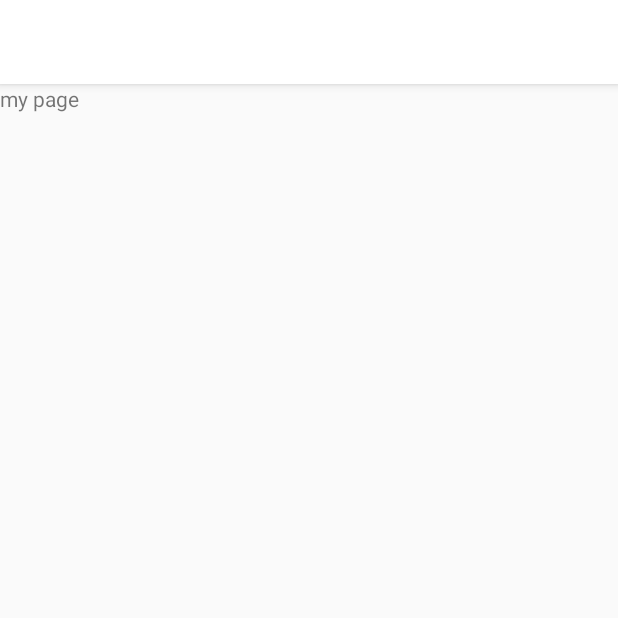
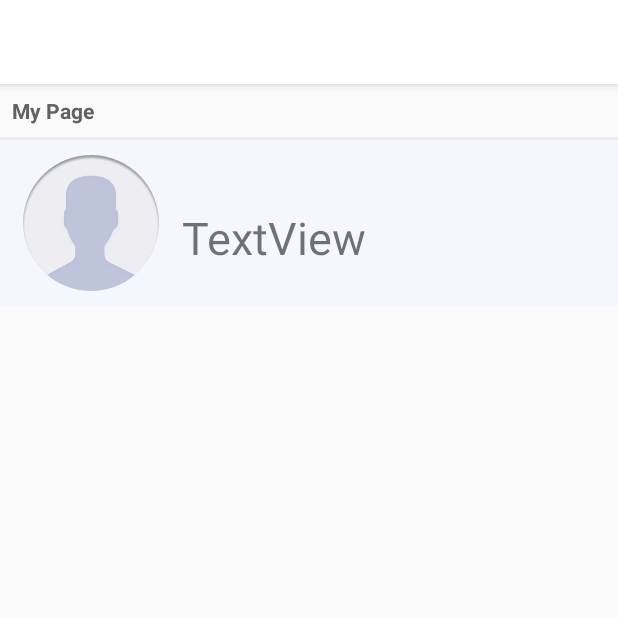
Before and after one commit to JeonHyungJin/K-Hack, an Android app: the fragment MypageFragment shown on its own in the app's theme, on a phone screen of 412 x 824 dp, the top half of it. Run offline under Robolectric (Android 15) with nearby library versions, the light colour scheme and no system bars; our stand-ins replace Firebase (no records; nobody signed in at launch, a user with empty details on screens opened directly); 1 statement that could not run was skipped.

Commit message:
My page E-mail add

```diff
--- a/app/src/main/java/com/example/qpdjg/all_for/Activity/LoginActivity.java
+++ b/app/src/main/java/com/example/qpdjg/all_for/Activity/LoginActivity.java
@@ -48,7 +48,7 @@ public class LoginActivity extends AppCompatActivity implements View.OnClickList
             //이미 로그인 되었다면 이 액티비티를 종료함
             finish();
             //그리고 profile 액티비티를 연다.
-            startActivity(new Intent(getApplicationContext(), ProfileActivity.class)); //추가해 줄 ProfileActivity
+            startActivity(new Intent(getApplicationContext(), MainActivity.class)); //추가해 줄 ProfileActivity
         }
 
         //log-in 객체 생성
@@ -95,7 +95,7 @@ public class LoginActivity extends AppCompatActivity implements View.OnClickList
                         progressDialog.dismiss();
                         if(task.isSuccessful()) {
                             finish();
-                            startActivity(new Intent(getApplicationContext(), ProfileActivity.class));
+                            startActivity(new Intent(getApplicationContext(), MainActivity.class));
                         } else {
                             Toast.makeText(getApplicationContext(), R.string.fail_login, Toast.LENGTH_LONG).show();
                             textviewMessage.setText(R.string.why_fail);
--- a/app/src/main/java/com/example/qpdjg/all_for/Activity/SignUpActivity.java
+++ b/app/src/main/java/com/example/qpdjg/all_for/Activity/SignUpActivity.java
@@ -13,7 +13,7 @@ import android.widget.TextView;
 import android.widget.Toast;
 
 import com.example.qpdjg.all_for.R;
-import com.example.qpdjg.all_for.Util.sendData;
+import com.example.qpdjg.all_for.Util.Profile_data;
 import com.google.android.gms.tasks.OnCompleteListener;
 import com.google.android.gms.tasks.Task;
 import com.google.firebase.auth.AuthResult;
@@ -91,11 +91,11 @@ public class SignUpActivity extends AppCompatActivity implements View.OnClickLis
         //        mReference.child("message").push().setValue("2");
         mReference = mDatabase.getReference("UserProfile");
         if(!TextUtils.isEmpty(tokenID)) {
-            sendData SendData = new sendData();
-            SendData.firebaseKey = tokenID;
-            SendData.UserName = editTextName.getText().toString().trim();
-            SendData.Point = 0;
-            mReference.child(tokenID).setValue(SendData);
+            Profile_data profile_data = new Profile_data();
+            profile_data.firebaseKey = tokenID;
+            profile_data.UserName = editTextName.getText().toString().trim();
+            profile_data.Point = 0;
+            mReference.child(tokenID).setValue(profile_data);
         }
 
         //email과 password가 비었는지 아닌지를 체크 한다.
@@ -126,7 +126,7 @@ public class SignUpActivity extends AppCompatActivity implements View.OnClickLis
                     public void onComplete(@NonNull Task<AuthResult> task) {
                         if(task.isSuccessful()){
                             finish();
-                            startActivity(new Intent(getApplicationContext(), ProfileActivity.class));
+                            startActivity(new Intent(getApplicationContext(), MainActivity.class));
                         } else {
                             //에러발생시
                             textviewMessage.setText(R.string.signup_error_type);
--- a/app/src/main/java/com/example/qpdjg/all_for/Activity/SplashActivity.java
+++ b/app/src/main/java/com/example/qpdjg/all_for/Activity/SplashActivity.java
@@ -18,7 +18,7 @@ public class SplashActivity  extends Activity {
         Handler handler = new Handler() {
             @Override
             public void handleMessage(Message msg) {
-                Intent intent = new Intent(SplashActivity.this, MainActivity.class);
+                Intent intent = new Intent(SplashActivity.this, LoginActivity.class);
                 finish();
                 startActivity(intent);
             }
--- a/app/src/main/java/com/example/qpdjg/all_for/Fragment/MypageFragment.java
+++ b/app/src/main/java/com/example/qpdjg/all_for/Fragment/MypageFragment.java
@@ -1,15 +1,29 @@
 package com.example.qpdjg.all_for.Fragment;
 
 import android.os.Bundle;
+import android.support.annotation.NonNull;
 import android.support.v4.app.Fragment;
 import android.view.LayoutInflater;
 import android.view.View;
 import android.view.ViewGroup;
 import android.widget.LinearLayout;
+import android.widget.TextView;
 
 import com.example.qpdjg.all_for.R;
+import com.google.firebase.auth.FirebaseAuth;
+import com.google.firebase.auth.FirebaseUser;
+import com.google.firebase.database.DataSnapshot;
+import com.google.firebase.database.DatabaseError;
+import com.google.firebase.database.DatabaseReference;
+import com.google.firebase.database.FirebaseDatabase;
+import com.google.firebase.database.ValueEventListener;
+import com.google.firebase.iid.FirebaseInstanceId;
 
 public class MypageFragment extends Fragment {
+
+    private FirebaseAuth firebaseAuth;
+    private FirebaseDatabase database;
+
     @Override
     public void onCreate(Bundle savedInstanceState) {
         super.onCreate(savedInstanceState);
@@ -18,6 +32,29 @@ public class MypageFragment extends Fragment {
     public View onCreateView(LayoutInflater inflater, ViewGroup container, Bundle savedInstanceState) {
         LinearLayout linearLayout=(LinearLayout)inflater.inflate(R.layout.fragment_mypage,container,false);
 
+        TextView Email_Text = (TextView)linearLayout.findViewById(R.id.email_text);
+        final TextView Point_Text = (TextView)linearLayout.findViewById(R.id.point_text);
+
+        firebaseAuth = FirebaseAuth.getInstance();
+        FirebaseUser user = firebaseAuth.getCurrentUser();
+        database = FirebaseDatabase.getInstance();
+
+        String tokenID = FirebaseInstanceId.getInstance().getToken();
+
+        database.getReference().child("UserProfile").addValueEventListener(new ValueEventListener() {
+            @Override
+            public void onDataChange(@NonNull DataSnapshot dataSnapshot) {
+
+            }
+
+            @Override
+            public void onCancelled(@NonNull DatabaseError databaseError) {
+
+            }
+        });
+
+        Email_Text.setText(user.getEmail());
+
         return linearLayout;
     }
 }
--- a/app/src/main/java/com/example/qpdjg/all_for/Util/sendData.java
+++ b/app/src/main/java/com/example/qpdjg/all_for/Util/Profile_data.java
@@ -1,6 +1,6 @@
 package com.example.qpdjg.all_for.Util;
 
-public class sendData {
+public class Profile_data {
 
     public String firebaseKey;
     public String UserName;
--- a/app/src/main/res/layout/fragment_mypage.xml
+++ b/app/src/main/res/layout/fragment_mypage.xml
@@ -1,9 +1,67 @@
 <?xml version="1.0" encoding="utf-8"?>
 <LinearLayout
-    xmlns:android="http://schemas.android.com/apk/res/android" android:layout_width="match_parent"
-    android:layout_height="match_parent">
+    xmlns:android="http://schemas.android.com/apk/res/android"
+    xmlns:app="http://schemas.android.com/apk/res-auto"
+    android:layout_width="match_parent"
+    android:layout_height="match_parent"
+    android:orientation="vertical">
+
     <TextView
+        android:layout_width="wrap_content"
+        android:layout_height="wrap_content"
+        android:layout_marginBottom="8dp"
+        android:layout_marginLeft="8dp"
+        android:layout_marginTop="8dp"
+        android:text="My Page"
+        android:textColor="#616161"
+        android:textStyle="bold" />
+
+    <LinearLayout
         android:layout_width="match_parent"
-        android:layout_height="match_parent"
-        android:text="my page"/>
+        android:layout_height="2dp"
+        android:background="#EBEBEB">
+
+    </LinearLayout>
+
+    <LinearLayout
+        android:paddingTop="5dp"
+        android:paddingLeft="15dp"
+        android:paddingBottom="5dp"
+        android:paddingRight="15dp"
+        android:layout_width="match_parent"
+        android:layout_height="wrap_content"
+        android:background="@color/too_light_blue"
+        android:orientation="horizontal">
+
+        <ImageView
+            android:id="@+id/imageView6"
+            android:layout_width="100dp"
+            android:layout_height="100dp"
+            android:layout_weight="1"
+            app:srcCompat="@drawable/mypage_user" />
+
+        <LinearLayout
+            android:paddingLeft="15dp"
+            android:layout_width="300dp"
+            android:layout_height="match_parent"
+            android:layout_weight="1"
+            android:orientation="vertical">
+
+            <TextView
+                android:id="@+id/email_text"
+                android:layout_width="200dp"
+                android:layout_height="wrap_content"
+                android:layout_marginTop="15dp"
+                android:textSize="17dp"
+                android:text="TextView" />
+
+            <TextView
+                android:id="@+id/point_text"
+                android:layout_width="200dp"
+                android:layout_height="wrap_content"
+                android:textSize="30dp"
+                android:text="TextView" />
+        </LinearLayout>
+    </LinearLayout>
+
 </LinearLayout>
--- a/app/src/main/res/values/colors.xml
+++ b/app/src/main/res/values/colors.xml
@@ -6,5 +6,5 @@
     <color name="light_blue">#96A8F4</color>
     <color name="dark">#6F6F6F</color>
     <color name="White">#FFFFFF</color>
-
+    <color name="too_light_blue">#f5f7fe</color>
 </resources>
```
Also changed, not shown: app/src/main/java/com/example/qpdjg/all_for/Activity/MainActivity.java (+0 -22 lines), app/src/main/res/drawable/my_page_setthing.png (added), app/src/main/res/drawable/mypage_user.png (added), 3 other files.
